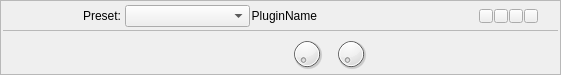
falkTX/Carla, file resources/ui/carla_plugin_zynfx.ui: the form before one commit.
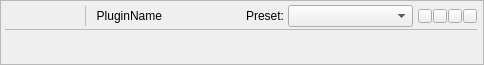
The form after the commit. Icons and pictures are not drawn. Custom widgets are drawn as their Qt base class.

Commit message: Plugin skin work, start of style merging and compact mode

Patch:
```diff
--- a/resources/ui/carla_plugin_zynfx.ui
+++ b/resources/ui/carla_plugin_zynfx.ui
@@ -6,8 +6,8 @@
    <rect>
     <x>0</x>
     <y>0</y>
-    <width>559</width>
-    <height>75</height>
+    <width>484</width>
+    <height>65</height>
    </rect>
   </property>
   <property name="contextMenuPolicy">
@@ -24,44 +24,46 @@
   </property>
   <layout class="QVBoxLayout" name="verticalLayout">
    <property name="spacing">
-    <number>1</number>
+    <number>0</number>
    </property>
    <property name="leftMargin">
-    <number>2</number>
+    <number>4</number>
    </property>
    <property name="topMargin">
     <number>3</number>
    </property>
    <property name="rightMargin">
-    <number>2</number>
+    <number>6</number>
    </property>
    <property name="bottomMargin">
-    <number>0</number>
+    <number>3</number>
    </property>
    <item>
     <layout class="QHBoxLayout" name="horizontalLayout_2">
      <property name="spacing">
       <number>1</number>
+     </property>
+     <item>
+      <widget class="QWidget" name="w_buttons" native="true">
+       <property name="minimumSize">
+        <size>
+         <width>72</width>
+         <height>24</height>
+        </size>
+       </property>
+       <property name="maximumSize">
+        <size>
+         <width>72</width>
+         <height>24</height>
+        </size>
+       </property>
+       <layout class="QHBoxLayout" name="horizontalLayout">
+        <property name="spacing">
+         <number>0</number>
      </property>
      <property name="margin">
       <number>0</number>
      </property>
-     <item>
-      <spacer name="horizontalSpacer_5">
-       <property name="orientation">
-        <enum>Qt::Horizontal</enum>
-       </property>
-       <property name="sizeType">
-        <enum>QSizePolicy::Fixed</enum>
-       </property>
-       <property name="sizeHint" stdset="0">
-        <size>
-         <width>20</width>
-         <height>1</height>
-        </size>
-       </property>
-      </spacer>
-     </item>
      <item>
       <widget class="PixmapButton" name="b_enable">
        <property name="minimumSize">
@@ -132,30 +134,7 @@
        </property>
       </widget>
      </item>
-     <item>
-      <spacer name="horizontalSpacer_2">
-       <property name="orientation">
-        <enum>Qt::Horizontal</enum>
-       </property>
-       <property name="sizeType">
-        <enum>QSizePolicy::Fixed</enum>
-       </property>
-       <property name="sizeHint" stdset="0">
-        <size>
-         <width>10</width>
-         <height>10</height>
-        </size>
-       </property>
-      </spacer>
-     </item>
-     <item>
-      <widget class="QLabel" name="label_presets">
-       <property name="text">
-        <string>Preset:</string>
-       </property>
-       <property name="alignment">
-        <set>Qt::AlignRight|Qt::AlignTrailing|Qt::AlignVCenter</set>
-       </property>
+       </layout>
       </widget>
      </item>
      <item>
@@ -168,20 +147,35 @@
        </property>
        <property name="sizeHint" stdset="0">
         <size>
-         <width>3</width>
-         <height>10</height>
+         <width>6</width>
+         <height>1</height>
         </size>
        </property>
       </spacer>
      </item>
      <item>
-      <widget class="QComboBox" name="cb_presets">
+      <widget class="Line" name="line_2">
        <property name="minimumSize">
         <size>
-         <width>125</width>
-         <height>0</height>
+         <width>0</width>
+         <height>20</height>
         </size>
        </property>
+       <property name="maximumSize">
+        <size>
+         <width>16777215</width>
+         <height>20</height>
+        </size>
+       </property>
+       <property name="lineWidth">
+        <number>0</number>
+       </property>
+       <property name="midLineWidth">
+        <number>1</number>
+       </property>
+       <property name="orientation">
+        <enum>Qt::Vertical</enum>
+       </property>
       </widget>
      </item>
      <item>
@@ -189,10 +183,13 @@
        <property name="orientation">
         <enum>Qt::Horizontal</enum>
        </property>
+       <property name="sizeType">
+        <enum>QSizePolicy::Fixed</enum>
+       </property>
        <property name="sizeHint" stdset="0">
         <size>
-         <width>40</width>
-         <height>20</height>
+         <width>8</width>
+         <height>1</height>
         </size>
        </property>
       </spacer>
@@ -211,40 +208,56 @@
       </widget>
      </item>
      <item>
-      <spacer name="horizontalSpacer">
+      <spacer name="spacer_namesep3">
        <property name="orientation">
         <enum>Qt::Horizontal</enum>
        </property>
        <property name="sizeHint" stdset="0">
         <size>
-         <width>40</width>
-         <height>20</height>
+         <width>20</width>
+         <height>1</height>
         </size>
        </property>
       </spacer>
      </item>
      <item>
-      <widget class="QLabel" name="spacer_counter">
-       <property name="minimumSize">
-        <size>
-         <width>160</width>
-         <height>0</height>
-        </size>
+      <layout class="QHBoxLayout" name="layout_presets">
+       <property name="spacing">
+        <number>4</number>
        </property>
-       <property name="maximumSize">
-        <size>
-         <width>160</width>
-         <height>16777215</height>
-        </size>
+       <property name="leftMargin">
+        <number>4</number>
        </property>
+       <property name="rightMargin">
+        <number>4</number>
+       </property>
+       <item>
+        <widget class="QLabel" name="label_presets">
        <property name="text">
-        <string/>
+          <string>Preset:</string>
        </property>
        <property name="alignment">
-        <set>Qt::AlignCenter</set>
+          <set>Qt::AlignRight|Qt::AlignTrailing|Qt::AlignVCenter</set>
        </property>
       </widget>
      </item>
+       <item>
+        <widget class="QComboBox" name="cb_presets">
+         <property name="minimumSize">
+          <size>
+           <width>125</width>
+           <height>0</height>
+          </size>
+         </property>
+        </widget>
+       </item>
+      </layout>
+     </item>
+     <item>
+      <layout class="QHBoxLayout" name="layout_leds">
+       <property name="spacing">
+        <number>1</number>
+       </property>
      <item>
       <widget class="LEDButton" name="led_control">
        <property name="minimumSize">
@@ -333,21 +346,7 @@
        </property>
       </widget>
      </item>
-     <item>
-      <spacer name="horizontalSpacer_6">
-       <property name="orientation">
-        <enum>Qt::Horizontal</enum>
-       </property>
-       <property name="sizeType">
-        <enum>QSizePolicy::Fixed</enum>
-       </property>
-       <property name="sizeHint" stdset="0">
-        <size>
-         <width>20</width>
-         <height>1</height>
-        </size>
-       </property>
-      </spacer>
+      </layout>
      </item>
     </layout>
    </item>
@@ -365,36 +364,26 @@
     </widget>
    </item>
    <item>
-    <layout class="QHBoxLayout" name="horizontalLayout_3">
+    <layout class="QHBoxLayout" name="layout_bottom">
      <property name="spacing">
+      <number>1</number>
+     </property>
+     <property name="leftMargin">
+      <number>12</number>
+     </property>
+     <property name="topMargin">
+      <number>4</number>
+     </property>
+     <property name="rightMargin">
       <number>10</number>
      </property>
-     <property name="topMargin">
-      <number>2</number>
-     </property>
      <item>
-      <widget class="QWidget" name="w_screws_left" native="true">
-       <property name="minimumSize">
-        <size>
-         <width>20</width>
-         <height>0</height>
-        </size>
-       </property>
-       <property name="maximumSize">
-        <size>
-         <width>20</width>
-         <height>16777215</height>
-        </size>
-       </property>
-      </widget>
-     </item>
-     <item>
-      <widget class="QWidget" name="w_knobs" native="true">
+      <widget class="QWidget" name="w_knobs_left" native="true">
        <layout class="QHBoxLayout" name="horizontalLayout_4"/>
       </widget>
      </item>
      <item>
-      <spacer name="horizontalSpacer_3">
+      <spacer name="horizontalSpacer">
        <property name="orientation">
         <enum>Qt::Horizontal</enum>
        </property>
@@ -407,53 +396,26 @@
       </spacer>
      </item>
      <item>
-      <widget class="PixmapDial" name="dial_drywet">
-       <property name="minimumSize">
-        <size>
-         <width>34</width>
-         <height>34</height>
-        </size>
-       </property>
-       <property name="maximumSize">
-        <size>
-         <width>34</width>
-         <height>34</height>
-        </size>
-       </property>
+      <widget class="QWidget" name="w_knobs_right" native="true">
+       <layout class="QHBoxLayout" name="horizontalLayout_3"/>
       </widget>
      </item>
      <item>
-      <widget class="PixmapDial" name="dial_vol">
-       <property name="minimumSize">
-        <size>
-         <width>34</width>
-         <height>34</height>
-        </size>
-       </property>
-       <property name="maximumSize">
-        <size>
-         <width>34</width>
-         <height>34</height>
-        </size>
-       </property>
-      </widget>
-     </item>
-     <item>
-      <layout class="QVBoxLayout" name="verticalLayout_3">
+      <layout class="QVBoxLayout" name="layout_peaks">
        <property name="spacing">
-        <number>1</number>
+        <number>4</number>
        </property>
        <property name="leftMargin">
-        <number>0</number>
+        <number>4</number>
        </property>
        <property name="topMargin">
-        <number>0</number>
+        <number>2</number>
        </property>
        <property name="rightMargin">
-        <number>0</number>
+        <number>4</number>
        </property>
        <property name="bottomMargin">
-        <number>4</number>
+        <number>2</number>
        </property>
        <item>
         <widget class="DigitalPeakMeter" name="peak_in" native="true">
@@ -489,22 +451,6 @@
        </item>
       </layout>
      </item>
-     <item>
-      <widget class="QWidget" name="w_screws_right" native="true">
-       <property name="minimumSize">
-        <size>
-         <width>20</width>
-         <height>0</height>
-        </size>
-       </property>
-       <property name="maximumSize">
-        <size>
-         <width>20</width>
-         <height>16777215</height>
-        </size>
-       </property>
-      </widget>
-     </item>
     </layout>
    </item>
   </layout>
@@ -526,11 +472,6 @@
    <extends>QPushButton</extends>
    <header>pixmapbutton.h</header>
   </customwidget>
-  <customwidget>
-   <class>PixmapDial</class>
-   <extends>QDial</extends>
-   <header>pixmapdial.h</header>
-  </customwidget>
  </customwidgets>
  <resources>
   <include location="../resources.qrc"/>
```
Left out of the diff: 41 changed lines with no effect on the pictures. Lines whose indentation alone changed are shown as unchanged. The commit also changes 11 other files.
